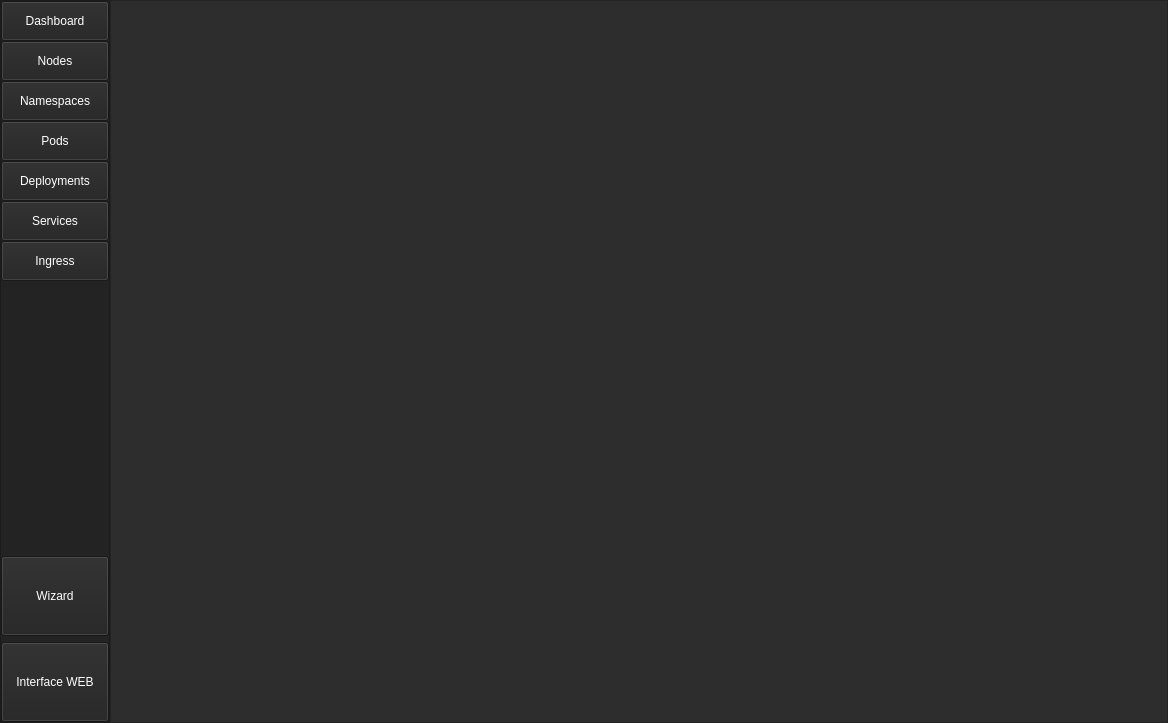
Qt form UI/ui_main.ui (monico18/LTI2-Kubernetes-Controller) before a commit.
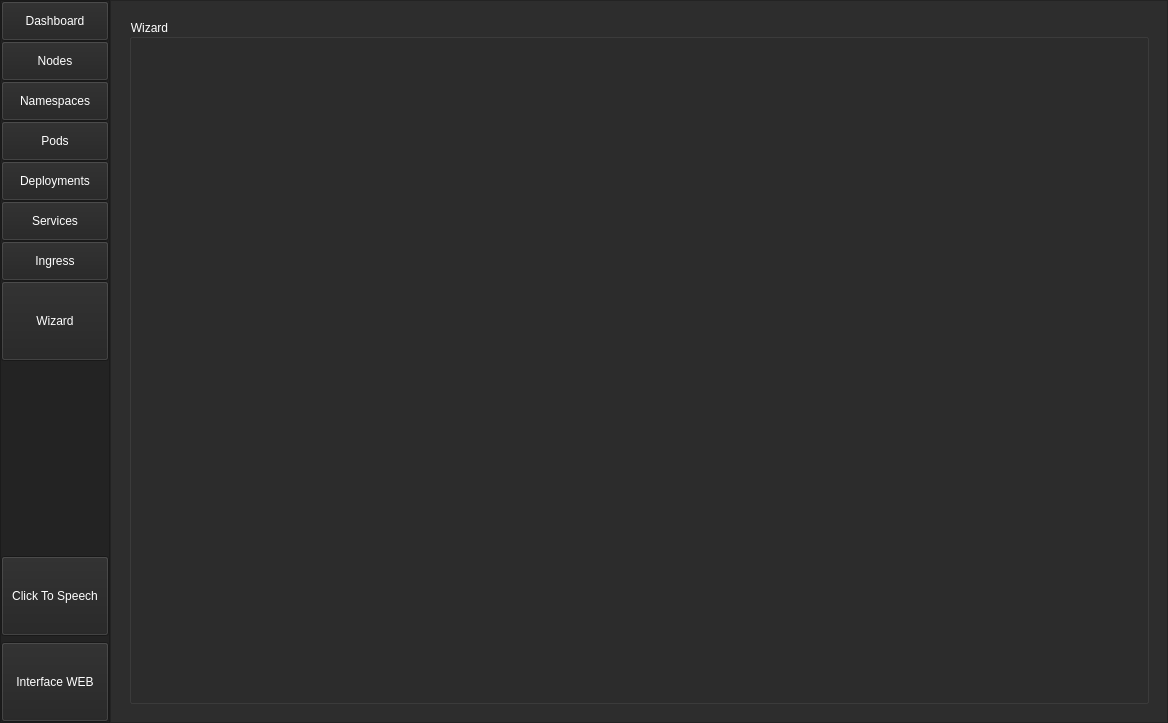
The same form after that commit. The open tabs and pages were chosen to show the change.

Commit message: Major Speech

```diff
--- a/UI/ui_main.ui
+++ b/UI/ui_main.ui
@@ -1270,9 +1270,6 @@
                </property>
               </widget>
              </item>
-            </layout>
-           </widget>
-          </item>
           <item>
            <widget class="QPushButton" name="pushButton">
             <property name="minimumSize">
@@ -1458,6 +1455,146 @@
             </property>
            </widget>
           </item>
+            </layout>
+           </widget>
+          </item>
+          <item>
+           <widget class="QPushButton" name="btn_hear_me">
+            <property name="sizePolicy">
+             <sizepolicy hsizetype="Minimum" vsizetype="Fixed">
+              <horstretch>0</horstretch>
+              <verstretch>80</verstretch>
+             </sizepolicy>
+            </property>
+            <property name="minimumSize">
+             <size>
+              <width>0</width>
+              <height>80</height>
+             </size>
+            </property>
+            <property name="palette">
+             <palette>
+              <active>
+               <colorrole role="Button">
+                <brush brushstyle="SolidPattern">
+                 <color alpha="255">
+                  <red>35</red>
+                  <green>35</green>
+                  <blue>35</blue>
+                 </color>
+                </brush>
+               </colorrole>
+               <colorrole role="ButtonText">
+                <brush brushstyle="SolidPattern">
+                 <color alpha="255">
+                  <red>255</red>
+                  <green>255</green>
+                  <blue>255</blue>
+                 </color>
+                </brush>
+               </colorrole>
+               <colorrole role="Base">
+                <brush brushstyle="SolidPattern">
+                 <color alpha="255">
+                  <red>35</red>
+                  <green>35</green>
+                  <blue>35</blue>
+                 </color>
+                </brush>
+               </colorrole>
+               <colorrole role="Window">
+                <brush brushstyle="SolidPattern">
+                 <color alpha="255">
+                  <red>35</red>
+                  <green>35</green>
+                  <blue>35</blue>
+                 </color>
+                </brush>
+               </colorrole>
+              </active>
+              <inactive>
+               <colorrole role="Button">
+                <brush brushstyle="SolidPattern">
+                 <color alpha="255">
+                  <red>35</red>
+                  <green>35</green>
+                  <blue>35</blue>
+                 </color>
+                </brush>
+               </colorrole>
+               <colorrole role="ButtonText">
+                <brush brushstyle="SolidPattern">
+                 <color alpha="255">
+                  <red>255</red>
+                  <green>255</green>
+                  <blue>255</blue>
+                 </color>
+                </brush>
+               </colorrole>
+               <colorrole role="Base">
+                <brush brushstyle="SolidPattern">
+                 <color alpha="255">
+                  <red>35</red>
+                  <green>35</green>
+                  <blue>35</blue>
+                 </color>
+                </brush>
+               </colorrole>
+               <colorrole role="Window">
+                <brush brushstyle="SolidPattern">
+                 <color alpha="255">
+                  <red>35</red>
+                  <green>35</green>
+                  <blue>35</blue>
+                 </color>
+                </brush>
+               </colorrole>
+              </inactive>
+              <disabled>
+               <colorrole role="Button">
+                <brush brushstyle="SolidPattern">
+                 <color alpha="255">
+                  <red>35</red>
+                  <green>35</green>
+                  <blue>35</blue>
+                 </color>
+                </brush>
+               </colorrole>
+               <colorrole role="ButtonText">
+                <brush brushstyle="SolidPattern">
+                 <color alpha="255">
+                  <red>120</red>
+                  <green>120</green>
+                  <blue>120</blue>
+                 </color>
+                </brush>
+               </colorrole>
+               <colorrole role="Base">
+                <brush brushstyle="SolidPattern">
+                 <color alpha="255">
+                  <red>35</red>
+                  <green>35</green>
+                  <blue>35</blue>
+                 </color>
+                </brush>
+               </colorrole>
+               <colorrole role="Window">
+                <brush brushstyle="SolidPattern">
+                 <color alpha="255">
+                  <red>35</red>
+                  <green>35</green>
+                  <blue>35</blue>
+                 </color>
+                </brush>
+               </colorrole>
+              </disabled>
+             </palette>
+            </property>
+            <property name="text">
+             <string>Click To Speech</string>
+            </property>
+           </widget>
+          </item>
           <item>
            <widget class="QPushButton" name="btn_WEB">
             <property name="minimumSize">
@@ -1616,7 +1753,7 @@
              <enum>Qt::LeftToRight</enum>
             </property>
             <property name="currentIndex">
-             <number>0</number>
+             <number>6</number>
             </property>
             <widget class="QWidget" name="page_1">
              <property name="enabled">
@@ -7720,7 +7857,133 @@
              </layout>
             </widget>
             <widget class="QWidget" name="page_8">
-             <layout class="QVBoxLayout" name="verticalLayout_13"/>
+             <layout class="QVBoxLayout" name="verticalLayout_13">
+              <item>
+               <widget class="QGroupBox" name="groupBox_8">
+                <property name="palette">
+                 <palette>
+                  <active>
+                   <colorrole role="WindowText">
+                    <brush brushstyle="SolidPattern">
+                     <color alpha="255">
+                      <red>255</red>
+                      <green>255</green>
+                      <blue>255</blue>
+                     </color>
+                    </brush>
+                   </colorrole>
+                   <colorrole role="Button">
+                    <brush brushstyle="SolidPattern">
+                     <color alpha="255">
+                      <red>45</red>
+                      <green>45</green>
+                      <blue>45</blue>
+                     </color>
+                    </brush>
+                   </colorrole>
+                   <colorrole role="Base">
+                    <brush brushstyle="SolidPattern">
+                     <color alpha="255">
+                      <red>45</red>
+                      <green>45</green>
+                      <blue>45</blue>
+                     </color>
+                    </brush>
+                   </colorrole>
+                   <colorrole role="Window">
+                    <brush brushstyle="SolidPattern">
+                     <color alpha="255">
+                      <red>45</red>
+                      <green>45</green>
+                      <blue>45</blue>
+                     </color>
+                    </brush>
+                   </colorrole>
+                  </active>
+                  <inactive>
+                   <colorrole role="WindowText">
+                    <brush brushstyle="SolidPattern">
+                     <color alpha="255">
+                      <red>255</red>
+                      <green>255</green>
+                      <blue>255</blue>
+                     </color>
+                    </brush>
+                   </colorrole>
+                   <colorrole role="Button">
+                    <brush brushstyle="SolidPattern">
+                     <color alpha="255">
+                      <red>45</red>
+                      <green>45</green>
+                      <blue>45</blue>
+                     </color>
+                    </brush>
+                   </colorrole>
+                   <colorrole role="Base">
+                    <brush brushstyle="SolidPattern">
+                     <color alpha="255">
+                      <red>45</red>
+                      <green>45</green>
+                      <blue>45</blue>
+                     </color>
+                    </brush>
+                   </colorrole>
+                   <colorrole role="Window">
+                    <brush brushstyle="SolidPattern">
+                     <color alpha="255">
+                      <red>45</red>
+                      <green>45</green>
+                      <blue>45</blue>
+                     </color>
+                    </brush>
+                   </colorrole>
+                  </inactive>
+                  <disabled>
+                   <colorrole role="WindowText">
+                    <brush brushstyle="SolidPattern">
+                     <color alpha="255">
+                      <red>120</red>
+                      <green>120</green>
+                      <blue>120</blue>
+                     </color>
+                    </brush>
+                   </colorrole>
+                   <colorrole role="Button">
+                    <brush brushstyle="SolidPattern">
+                     <color alpha="255">
+                      <red>45</red>
+                      <green>45</green>
+                      <blue>45</blue>
+                     </color>
+                    </brush>
+                   </colorrole>
+                   <colorrole role="Base">
+                    <brush brushstyle="SolidPattern">
+                     <color alpha="255">
+                      <red>45</red>
+                      <green>45</green>
+                      <blue>45</blue>
+                     </color>
+                    </brush>
+                   </colorrole>
+                   <colorrole role="Window">
+                    <brush brushstyle="SolidPattern">
+                     <color alpha="255">
+                      <red>45</red>
+                      <green>45</green>
+                      <blue>45</blue>
+                     </color>
+                    </brush>
+                   </colorrole>
+                  </disabled>
+                 </palette>
+                </property>
+                <property name="title">
+                 <string>Wizard</string>
+                </property>
+               </widget>
+              </item>
+             </layout>
             </widget>
            </widget>
           </item>
```
Lines whose indentation alone changed are shown as unchanged. The commit also changes 3 other files.
